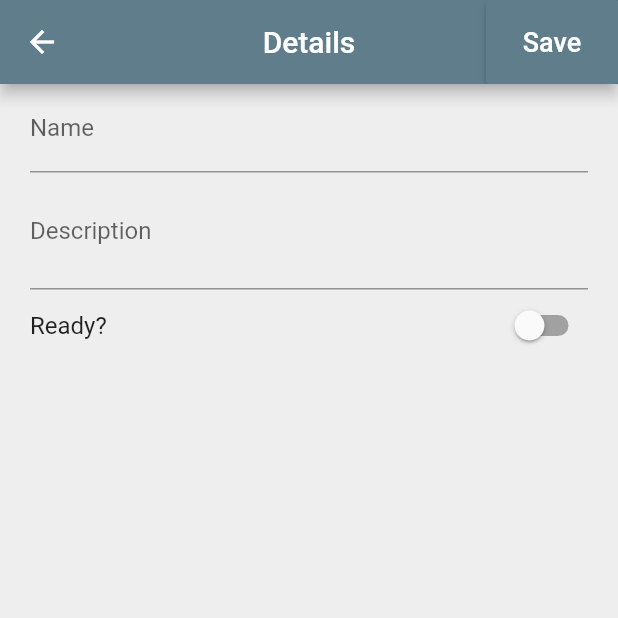
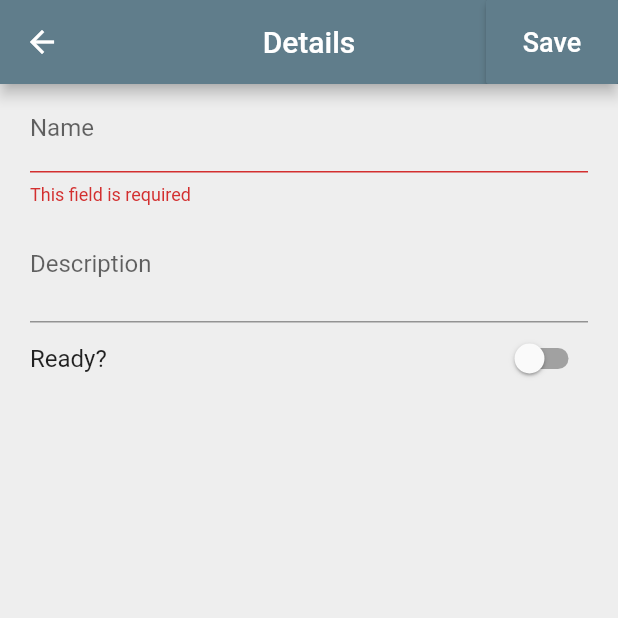
Before and after one commit to IgorMing/learn-flutter, a Flutter app: the Details screen opened directly with empty values, after a tap on "Save", on a phone screen of 412 x 824 dp, the top half of it. Run offline on Flutter 3.47's test engine with Material 2 defaults, Android fonts, the phone set to English and light mode, and no system bars.

Commit message:
save all values and send them all to the parent widget

```diff
--- a/tasks_app/lib/routes.dart
+++ b/tasks_app/lib/routes.dart
@@ -13,7 +13,7 @@ class RouterGenerator {
         final DetailsArguments args = settings.arguments;
         return MaterialPageRoute(
           builder: (_) => Details(
-                onPressed: args.onSave,
+                onSave: args.onSave,
               ),
         );
       default:
--- a/tasks_app/lib/src/screens/details.dart
+++ b/tasks_app/lib/src/screens/details.dart
@@ -1,4 +1,5 @@
 import 'package:flutter/material.dart';
+import 'package:tasks_app/src/screens/home.dart';
 import 'package:tasks_app/src/widgets/input_text.dart';
 
 class DetailsArguments {
@@ -9,16 +10,37 @@ class DetailsArguments {
 
 class Details extends StatefulWidget {
   static const routeName = '/details';
-  final Function onPressed;
+  final Function onSave;
 
-  Details({@required this.onPressed});
+  Details({@required this.onSave});
 
   @override
   _DetailsState createState() => _DetailsState();
 }
 
 class _DetailsState extends State<Details> {
+  final _formKey = GlobalKey<FormState>();
   bool _isReady = false;
+  static Map<String, TextEditingController> staticControllers = {
+    "name": TextEditingController(),
+    "description": TextEditingController(),
+  };
+
+  final Map _controllers = Map.of(staticControllers);
+
+  void _onSave() {
+    if (!this._formKey.currentState.validate()) {
+      return;
+    }
+
+    final String _description =
+        (_controllers["description"] as TextEditingController).value.text;
+    final String _name =
+        (_controllers["name"] as TextEditingController).value.text;
+
+    widget
+        .onSave(Item(_name, description: _description, isReady: this._isReady));
+  }
 
   @override
   Widget build(BuildContext context) {
@@ -29,7 +51,7 @@ class _DetailsState extends State<Details> {
         centerTitle: true,
         actions: <Widget>[
           RaisedButton(
-            onPressed: widget.onPressed,
+            onPressed: this._onSave,
             child: Text(
               "Save",
               style: TextStyle(
@@ -41,15 +63,25 @@ class _DetailsState extends State<Details> {
         ],
       ),
       body: Container(
+        alignment: Alignment.center,
         color: Theme.of(context).backgroundColor,
-        child: Container(
-          alignment: Alignment.center,
-          padding: EdgeInsets.symmetric(horizontal: 20.0),
+        padding: EdgeInsets.symmetric(horizontal: 20.0),
+        child: Form(
+          key: this._formKey,
           child: Column(
             children: <Widget>[
-              InputText("Name"),
+              InputText(
+                "Name",
+                controller: _controllers["name"],
+                validator: (String value) {
+                  if (value.isEmpty) {
+                    return "This field is required";
+                  }
+                },
+              ),
               InputText(
                 "Description",
+                controller: _controllers["description"],
                 numberOfLines: 2,
               ),
               Row(
--- a/tasks_app/lib/src/screens/home.dart
+++ b/tasks_app/lib/src/screens/home.dart
@@ -21,8 +21,18 @@ class Home extends StatefulWidget {
 class _HomeState extends State<Home> {
   List<Item> _items = [];
 
-  void _addItem() {
-    print("it's called");
+  void _addItem(Item item) {
+    /**
+     * TODO: Continue from here
+     *
+     * Step 1 - Add this values to _items
+     * Step 2 - Enable edit
+     * Step 3 - Enable deletion by horizontal scroll
+     * Step 4 - Save and get information to/from a json file
+     */
+    print(item.name);
+    print(item.description);
+    print(item.isReady);
   }
 
   @override
@@ -30,8 +40,8 @@ class _HomeState extends State<Home> {
     return Scaffold(
       appBar: AppBar(
         backgroundColor: Theme.of(context).primaryColor,
+        centerTitle: true,
         title: Text("Home"),
-        centerTitle: true,
       ),
       body: Container(
         alignment: Alignment.center,
--- a/tasks_app/lib/src/widgets/input_text.dart
+++ b/tasks_app/lib/src/widgets/input_text.dart
@@ -3,13 +3,18 @@ import 'package:flutter/material.dart';
 class InputText extends StatelessWidget {
   final String labelText;
   final int numberOfLines;
+  final Function validator;
+  final TextEditingController controller;
 
-  InputText(this.labelText, {this.numberOfLines});
+  InputText(this.labelText,
+      {this.numberOfLines, this.validator, this.controller});
 
   @override
   Widget build(BuildContext context) {
-    return TextField(
+    return TextFormField(
+      controller: this.controller,
       maxLines: this.numberOfLines,
+      validator: this.validator,
       style: TextStyle(
         fontSize: 16,
       ),
```
